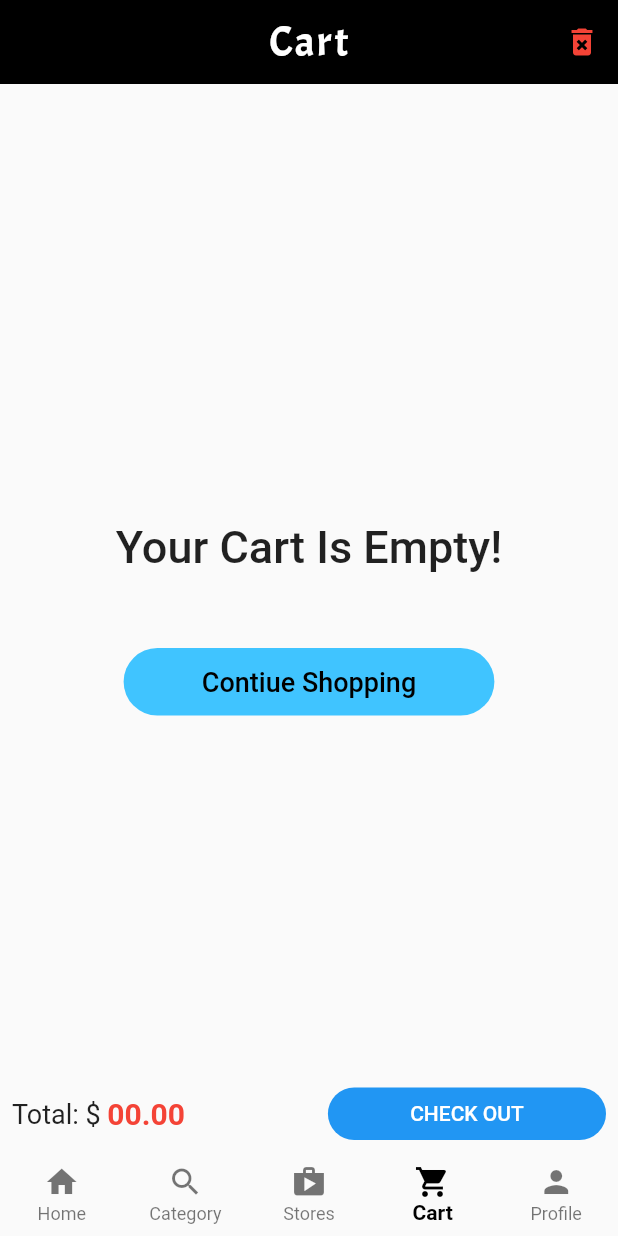
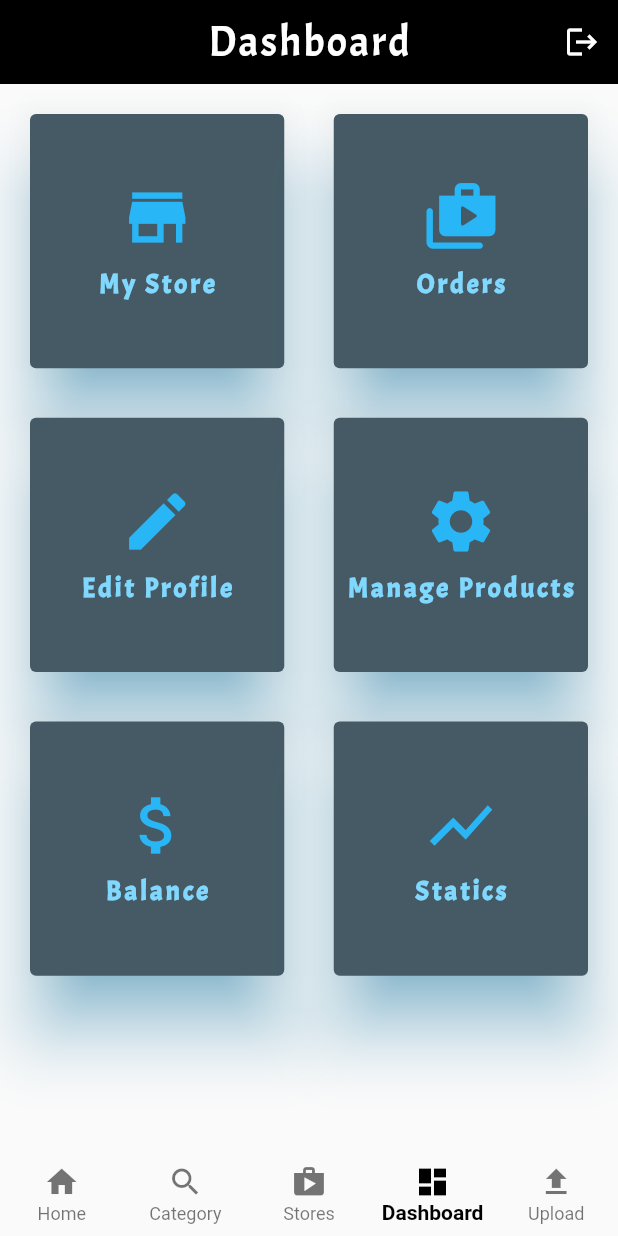
Before and after one commit to mumaralfajar/m-store-app, a Flutter app: the screen it shows after launch, item 4 of the bottom bar chosen, on a phone screen of 412 x 824 dp. Run offline on Flutter 3.47's test engine with Material 2 defaults, Android fonts, the phone set to English and light mode, and no system bars.

Commit message:
create dashboard screen

```diff
--- a/lib/main.dart
+++ b/lib/main.dart
@@ -1,5 +1,5 @@
 import 'package:flutter/material.dart';
-import 'package:maru_store_app/main_screens/customer_home.dart';
+import 'package:maru_store_app/main_screens/supplier_home.dart';
 
 void main() {
   runApp(const MyApp());
@@ -12,7 +12,7 @@
   Widget build(BuildContext context) {
     return const MaterialApp(
       debugShowCheckedModeBanner: false,
-      home: CustomerHomeScreen(),
+      home: SupplierHomeScreen(),
     );
   }
 }
--- /dev/null
+++ b/lib/main_screens/dashboard.dart
@@ -0,0 +1,84 @@
+import 'package:flutter/material.dart';
+import 'package:maru_store_app/widgets/appbar_widgets.dart';
+
+List<String> label = [
+  'My Store',
+  'Orders',
+  'Edit Profile',
+  'Manage Products',
+  'Balance',
+  'Statics'
+];
+
+List<IconData> icons = [
+  Icons.store,
+  Icons.shop_2_rounded,
+  Icons.edit,
+  Icons.settings,
+  Icons.attach_money,
+  Icons.show_chart,
+];
+
+class DashboardScreen extends StatelessWidget {
+  const DashboardScreen({Key? key}) : super(key: key);
+
+  @override
+  Widget build(BuildContext context) {
+    return Scaffold(
+      appBar: AppBar(
+        elevation: 0,
+        centerTitle: true,
+        backgroundColor: Colors.black,
+        title: const AppBarTitle(
+          title: 'Dashboard',
+        ),
+        actions: [
+          IconButton(
+            onPressed: () {},
+            icon: const Icon(
+              Icons.logout,
+              color: Colors.white,
+            ),
+          ),
+        ],
+      ),
+      body: Padding(
+        padding: const EdgeInsets.all(16.0),
+        child: GridView.count(
+          mainAxisSpacing: 25,
+          crossAxisSpacing: 25,
+          crossAxisCount: 2,
+          children: List.generate(6, (index) {
+            return Card(
+              elevation: 20,
+              shadowColor: Colors.lightBlueAccent,
+              color: Colors.blueGrey.shade700.withOpacity(1),
+              child: Column(
+                mainAxisAlignment: MainAxisAlignment.center,
+                children: [
+                  Icon(
+                    icons[index],
+                    color: Colors.lightBlue.shade400,
+                    size: 50,
+                  ),
+                  Padding(
+                    padding: const EdgeInsets.only(top: 8),
+                    child: Text(
+                      label[index],
+                      style: TextStyle(
+                          letterSpacing: 2,
+                          color: Colors.lightBlueAccent.shade100,
+                          fontSize: 18,
+                          fontWeight: FontWeight.w600,
+                          fontFamily: 'Acme'),
+                    ),
+                  )
+                ],
+              ),
+            );
+          }),
+        ),
+      ),
+    );
+  }
+}
--- a/lib/main_screens/profile.dart
+++ b/lib/main_screens/profile.dart
@@ -1,5 +1,3 @@
-import 'dart:io';
-
 import 'package:flutter/material.dart';
 
 class ProfileScreen extends StatefulWidget {
--- /dev/null
+++ b/lib/main_screens/supplier_home.dart
@@ -0,0 +1,66 @@
+import 'package:flutter/material.dart';
+import 'package:maru_store_app/main_screens/category.dart';
+import 'package:maru_store_app/main_screens/dashboard.dart';
+import 'package:maru_store_app/main_screens/home.dart';
+import 'package:maru_store_app/main_screens/stores.dart';
+
+class SupplierHomeScreen extends StatefulWidget {
+  const SupplierHomeScreen({Key? key}) : super(key: key);
+
+  @override
+  State<SupplierHomeScreen> createState() => _SupplierHomeScreenState();
+}
+
+class _SupplierHomeScreenState extends State<SupplierHomeScreen> {
+  int _selectedIndex = 0;
+  final List<Widget> _tabs = const [
+    HomeScreen(),
+    CategoryScreen(),
+    StoresScreen(),
+    DashboardScreen(),
+    Center(
+      child: Text('Upload'),
+    ),
+  ];
+
+  @override
+  Widget build(BuildContext context) {
+    return Scaffold(
+      body: _tabs[_selectedIndex],
+      bottomNavigationBar: BottomNavigationBar(
+        elevation: 0,
+        type: BottomNavigationBarType.fixed,
+        selectedItemColor: Colors.black,
+        selectedLabelStyle: const TextStyle(fontWeight: FontWeight.w600),
+        currentIndex: _selectedIndex,
+        items: const [
+          BottomNavigationBarItem(
+            icon: Icon(Icons.home),
+            label: 'Home',
+          ),
+          BottomNavigationBarItem(
+            icon: Icon(Icons.search),
+            label: 'Category',
+          ),
+          BottomNavigationBarItem(
+            icon: Icon(Icons.shop),
+            label: 'Stores',
+          ),
+          BottomNavigationBarItem(
+            icon: Icon(Icons.dashboard),
+            label: 'Dashboard',
+          ),
+          BottomNavigationBarItem(
+            icon: Icon(Icons.upload),
+            label: 'Upload',
+          ),
+        ],
+        onTap: (index) {
+          setState(() {
+            _selectedIndex = index;
+          });
+        },
+      ),
+    );
+  }
+}
```
